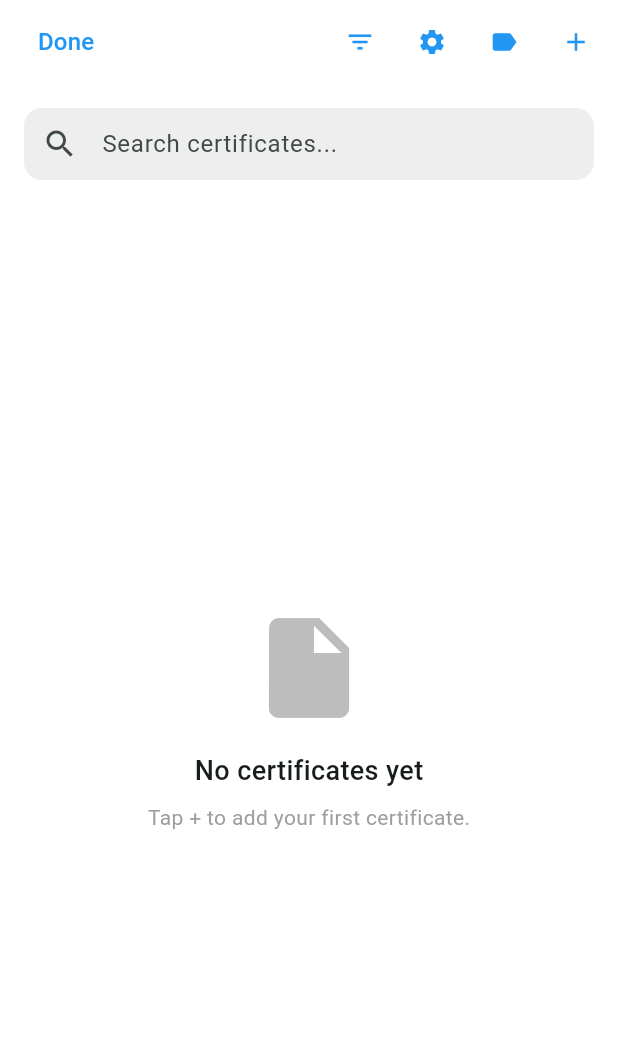
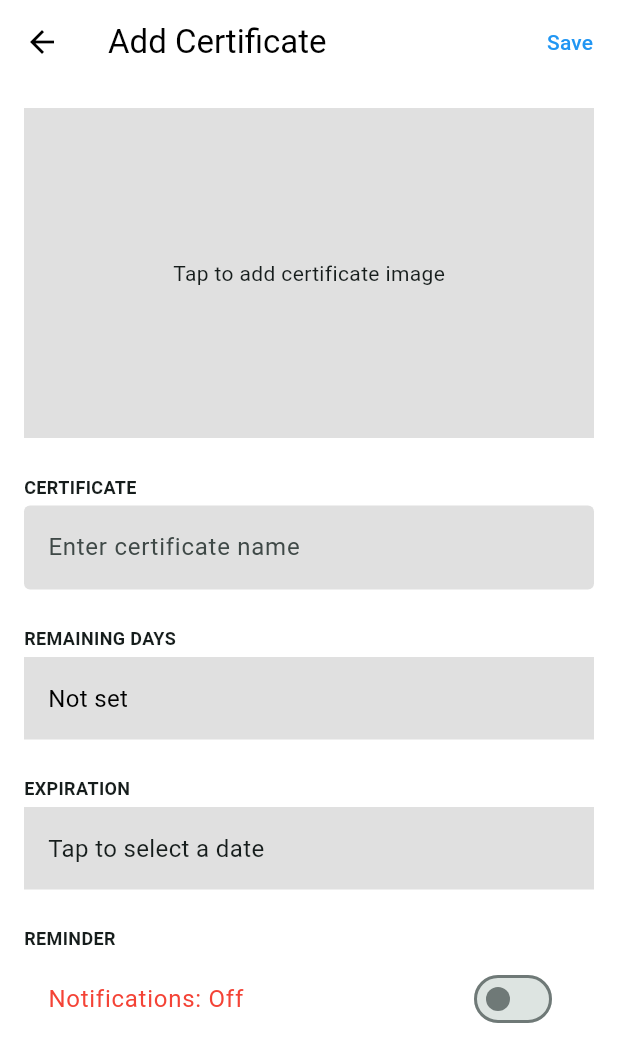
Before and after one commit to wolfgangkle/c_Manager, a Flutter app: the screen it shows after launch, after a tap on "Edit", after a tap on the "add" icon, on a phone screen of 412 x 824 dp. Shown: the top 1062 px of the screen. Run offline on Flutter 3.47's test engine with Material 3 defaults, Android fonts, the phone set to English and light mode, and no system bars; our stand-ins replace image_picker.

Commit message:
developer mode activated

```diff
--- /dev/null
+++ b/lib/modules/certificate_list/screen/add_certificate_screen.dart
@@ -0,0 +1,147 @@
+import 'package:flutter/material.dart';
+import 'package:intl/intl.dart';
+import 'package:image_picker/image_picker.dart';
+import 'dart:io';
+
+class AddCertificateScreen extends StatefulWidget {
+  const AddCertificateScreen({super.key});
+
+  @override
+  State<AddCertificateScreen> createState() => _AddCertificateScreenState();
+}
+
+class _AddCertificateScreenState extends State<AddCertificateScreen> {
+  final _nameController = TextEditingController();
+  DateTime? _expirationDate;
+  bool _notificationsEnabled = false;
+  File? _imageFile;
+
+  final DateFormat _dateFormat = DateFormat('d MMM yyyy');
+
+  int get _remainingDays {
+    if (_expirationDate == null) return 0;
+    return _expirationDate!.difference(DateTime.now()).inDays;
+  }
+
+  Future<void> _pickImage() async {
+    final picked = await ImagePicker().pickImage(source: ImageSource.gallery);
+    if (picked != null) {
+      setState(() {
+        _imageFile = File(picked.path);
+      });
+    }
+  }
+
+  Future<void> _pickDate() async {
+    final picked = await showDatePicker(
+      context: context,
+      initialDate: DateTime.now(),
+      firstDate: DateTime(2000),
+      lastDate: DateTime(2100),
+    );
+    if (picked != null) {
+      setState(() => _expirationDate = picked);
+    }
+  }
+
+  void _save() {
+    if (_nameController.text.isNotEmpty && _expirationDate != null) {
+      Navigator.pop(context, {
+        'name': _nameController.text,
+        'expiry': _expirationDate!.toIso8601String(),
+        'notifications': _notificationsEnabled,
+        'image': _imageFile?.path,
+      });
+    }
+  }
+
+  @override
+  Widget build(BuildContext context) {
+    return Scaffold(
+      appBar: AppBar(
+        title: const Text('Add Certificate'),
+        actions: [
+          TextButton(
+            onPressed: _save,
+            child: const Text('Save', style: TextStyle(color: Colors.blue)),
+          )
+        ],
+      ),
+      body: ListView(
+        padding: const EdgeInsets.all(16),
+        children: [
+          if (_imageFile != null)
+            Image.file(_imageFile!, height: 220, fit: BoxFit.contain)
+          else
+            GestureDetector(
+              onTap: _pickImage,
+              child: Container(
+                height: 220,
+                color: Colors.grey[300],
+                child: const Center(
+                  child: Text('Tap to add certificate image'),
+                ),
+              ),
+            ),
+          const SizedBox(height: 24),
+          const Text('CERTIFICATE', style: TextStyle(fontWeight: FontWeight.w600, fontSize: 12)),
+          const SizedBox(height: 4),
+          TextField(
+            controller: _nameController,
+            decoration: const InputDecoration(
+              hintText: 'Enter certificate name',
+              filled: true,
+              fillColor: Colors.black12,
+              border: OutlineInputBorder(borderSide: BorderSide.none),
+            ),
+          ),
+          const SizedBox(height: 24),
+          const Text('REMAINING DAYS', style: TextStyle(fontWeight: FontWeight.w600, fontSize: 12)),
+          const SizedBox(height: 4),
+          Container(
+            padding: const EdgeInsets.all(16),
+            color: Colors.black12,
+            child: Text(
+              _expirationDate == null
+                  ? 'Not set'
+                  : (_remainingDays < 0 ? 'Expired' : '$_remainingDays days'),
+              style: TextStyle(
+                fontSize: 16,
+                color: _remainingDays < 0 ? Colors.red : Colors.black,
+              ),
+            ),
+          ),
+          const SizedBox(height: 24),
+          const Text('EXPIRATION', style: TextStyle(fontWeight: FontWeight.w600, fontSize: 12)),
+          const SizedBox(height: 4),
+          GestureDetector(
+            onTap: _pickDate,
+            child: Container(
+              padding: const EdgeInsets.all(16),
+              color: Colors.black12,
+              child: Text(
+                _expirationDate == null
+                    ? 'Tap to select a date'
+                    : _dateFormat.format(_expirationDate!),
+                style: const TextStyle(fontSize: 16),
+              ),
+            ),
+          ),
+          const SizedBox(height: 24),
+          const Text('REMINDER', style: TextStyle(fontWeight: FontWeight.w600, fontSize: 12)),
+          const SizedBox(height: 4),
+          SwitchListTile(
+            value: _notificationsEnabled,
+            onChanged: (val) => setState(() => _notificationsEnabled = val),
+            title: Text(
+              'Notifications: ${_notificationsEnabled ? "On" : "Off"}',
+              style: TextStyle(
+                color: _notificationsEnabled ? Colors.green : Colors.red,
+              ),
+            ),
+          ),
+        ],
+      ),
+    );
+  }
+}
--- a/lib/modules/home/screen/home_screen.dart
+++ b/lib/modules/home/screen/home_screen.dart
@@ -1,6 +1,7 @@
 import 'package:flutter/material.dart';
 import 'package:c_manager/modules/certificate_list/widgets/certificate_list_item.dart';
 import 'package:c_manager/modules/certificate_list/widgets/empty_state_view.dart';
+import 'package:c_manager/modules/certificate_list/screen/add_certificate_screen.dart';
 
 class HomeScreen extends StatefulWidget {
   const HomeScreen({super.key});
@@ -24,6 +25,12 @@ class _HomeScreenState extends State<HomeScreen> {
       return title.contains(_searchQuery.toLowerCase()) ||
           tags.contains(_searchQuery.toLowerCase());
     }).toList();
+  }
+
+  int _calculateRemainingDays(String isoDate) {
+    final expiryDate = DateTime.parse(isoDate);
+    final now = DateTime.now();
+    return expiryDate.difference(now).inDays;
   }
 
   @override
@@ -59,8 +66,22 @@ class _HomeScreenState extends State<HomeScreen> {
             ),
             actions: [
               const SizedBox(width: 4),
-              _buildTinyIcon(Icons.add, 'Add', () {
-                // TODO: Add certificate
+              _buildTinyIcon(Icons.add, 'Add', () async {
+                final result = await Navigator.push(
+                  context,
+                  MaterialPageRoute(
+                      builder: (context) => const AddCertificateScreen()),
+                );
+
+                if (result != null && result is Map<String, dynamic>) {
+                  setState(() {
+                    _allCertificates.add({
+                      'title': result['name'],
+                      'tags': ['General'], // Temporary default tags
+                      'days': _calculateRemainingDays(result['expiry']),
+                    });
+                  });
+                }
               }),
               _buildTinyIcon(Icons.label, 'Tags', () {
                 // TODO: Tags
@@ -143,7 +164,8 @@ class _SearchBarDelegate extends SliverPersistentHeaderDelegate {
           prefixIcon: const Icon(Icons.search),
           filled: true,
           fillColor: Colors.grey.shade200,
-          contentPadding: const EdgeInsets.symmetric(horizontal: 16, vertical: 0),
+          contentPadding:
+          const EdgeInsets.symmetric(horizontal: 16, vertical: 0),
           border: OutlineInputBorder(
             borderRadius: BorderRadius.circular(12),
             borderSide: BorderSide.none,
@@ -160,5 +182,6 @@ class _SearchBarDelegate extends SliverPersistentHeaderDelegate {
   double get minExtent => 80;
 
   @override
-  bool shouldRebuild(covariant SliverPersistentHeaderDelegate oldDelegate) => true;
+  bool shouldRebuild(covariant SliverPersistentHeaderDelegate oldDelegate) =>
+      true;
 }
--- a/pubspec.yaml
+++ b/pubspec.yaml
@@ -31,9 +31,9 @@ dependencies:
   flutter:
     sdk: flutter
 
-  # The following adds the Cupertino Icons font to your application.
-  # Use with the CupertinoIcons class for iOS style icons.
   cupertino_icons: ^1.0.8
+  image_picker: ^1.0.4
+  intl: ^0.19.0
 
 dev_dependencies:
   flutter_test:
```
Also changed, not shown: pubspec.lock.
